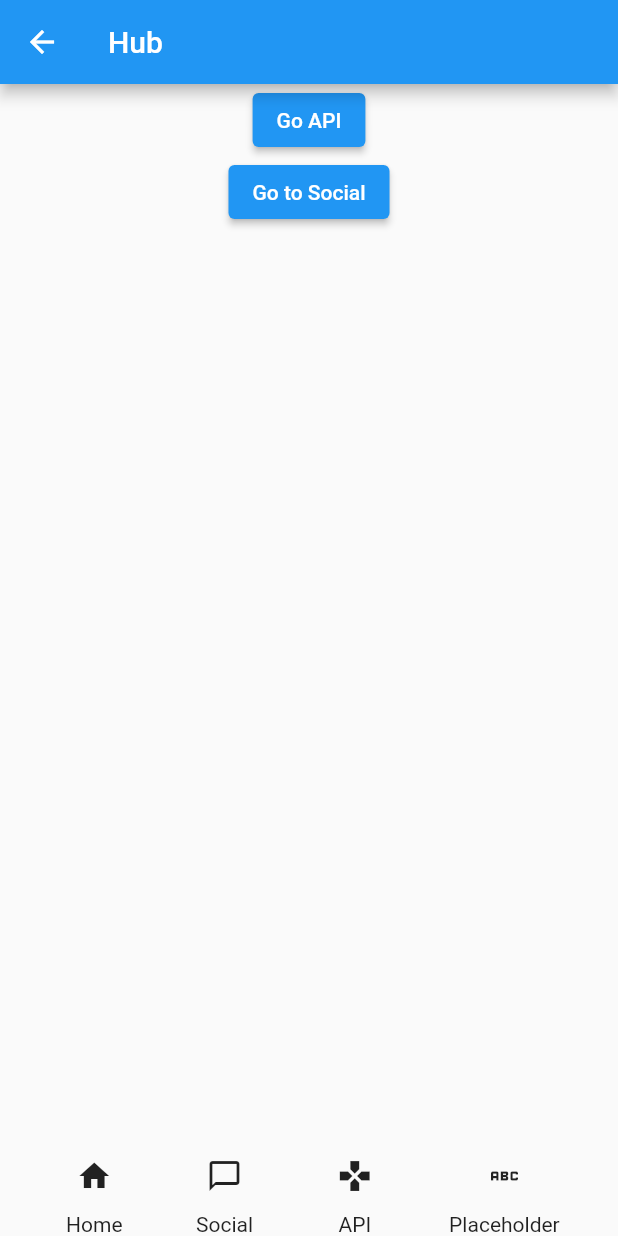
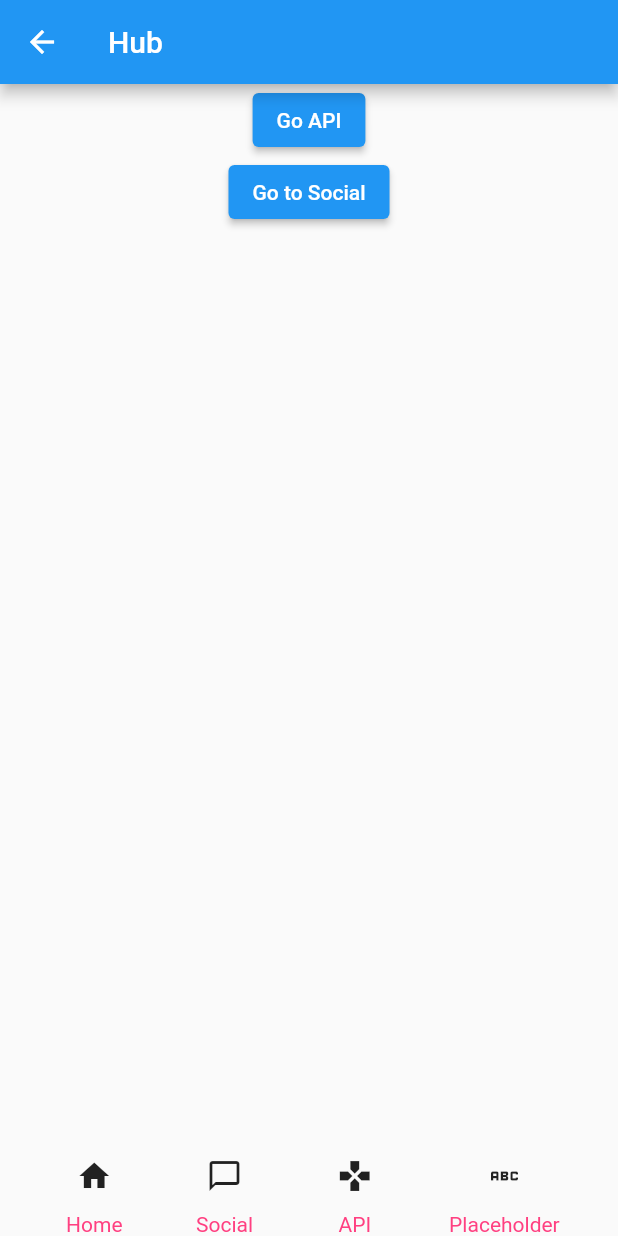
Before and after one commit to Icefenix7198/CITM-API-MTG_Moviles, a Flutter app: the HomeScreen screen opened by its route, on a phone screen of 412 x 824 dp. Run offline on Flutter 3.47's test engine with Material 2 defaults, Android fonts, the phone set to English and light mode, and no system bars.

Commit message:
Navigation implemetado good en social

```diff
--- a/api_mtg/lib/Screens/Home.dart
+++ b/api_mtg/lib/Screens/Home.dart
@@ -27,9 +27,7 @@ class HomeScreen extends StatelessWidget {
               },
             ),
             const Spacer(),
-            const NavigatorBarra(
-              title: "Name",
-            )
+            const NavigatorBarra(),
           ],
         ),
       ),
--- a/api_mtg/lib/Screens/social_screen.dart
+++ b/api_mtg/lib/Screens/social_screen.dart
@@ -1,5 +1,6 @@
 import 'package:api_mtg/Model/Users.dart';
 import 'package:api_mtg/widgets/API_Users.dart';
+import 'package:api_mtg/widgets/navigator_bar.dart';
 import 'package:api_mtg/widgets/user_list_display.dart';
 import 'package:flutter/material.dart';
 
@@ -66,7 +67,7 @@ class SocialScreen extends StatelessWidget {
                   ],
                 ),
                 Expanded(
-                  flex: 65,
+                  flex: 70,
                   child: Container(
                     child: ListView.builder(
                       itemCount: userList.length,
@@ -84,10 +85,7 @@ class SocialScreen extends StatelessWidget {
                     ),
                   ),
                 ),
-                Expanded(
-                  flex: 5,
-                  child: Container(),
-                ),
+                const NavigatorBarra(),
               ],
             ),
           );
--- a/api_mtg/lib/widgets/navigator_bar.dart
+++ b/api_mtg/lib/widgets/navigator_bar.dart
@@ -1,10 +1,13 @@
 import 'package:flutter/material.dart';
 
 class NavigatorBarra extends StatefulWidget {
-  const NavigatorBarra({super.key, required this.title});
+  const NavigatorBarra({
+    super.key,
+    /*required this.title*/
+  });
 
   //Variables por paramentro del widget, se acceden mediante widget.nombre
-  final String title;
+  //final String title;
 
   @override
   State<NavigatorBarra> createState() => _NavigatorBarra();
@@ -34,7 +37,10 @@ class _NavigatorBarra extends State<NavigatorBarra> {
                   {Navigator.of(context).pushReplacementNamed("/home")},
               icon: const Icon(Icons.home),
             ),
-            const Text("Home")
+            const Text(
+              "Home",
+              style: TextStyle(color: Colors.pinkAccent),
+            )
           ],
         ),
 
@@ -46,7 +52,10 @@ class _NavigatorBarra extends State<NavigatorBarra> {
                   {Navigator.of(context).pushReplacementNamed("/home/social")},
               icon: const Icon(Icons.chat_bubble_outline),
             ),
-            const Text("Social")
+            const Text(
+              "Social",
+              style: TextStyle(color: Colors.pinkAccent),
+            )
           ],
         ),
 
@@ -58,7 +67,10 @@ class _NavigatorBarra extends State<NavigatorBarra> {
                   {Navigator.of(context).pushReplacementNamed("/home/api")},
               icon: const Icon(Icons.games),
             ),
-            const Text("API")
+            const Text(
+              "API",
+              style: TextStyle(color: Colors.pinkAccent),
+            )
           ],
         ),
 
@@ -70,7 +82,10 @@ class _NavigatorBarra extends State<NavigatorBarra> {
                   {Navigator.of(context).pushReplacementNamed("/home")},
               icon: const Icon(Icons.abc),
             ),
-            const Text("Placeholder")
+            const Text(
+              "Placeholder",
+              style: TextStyle(color: Colors.pinkAccent),
+            )
           ],
         ),
       ],
```
